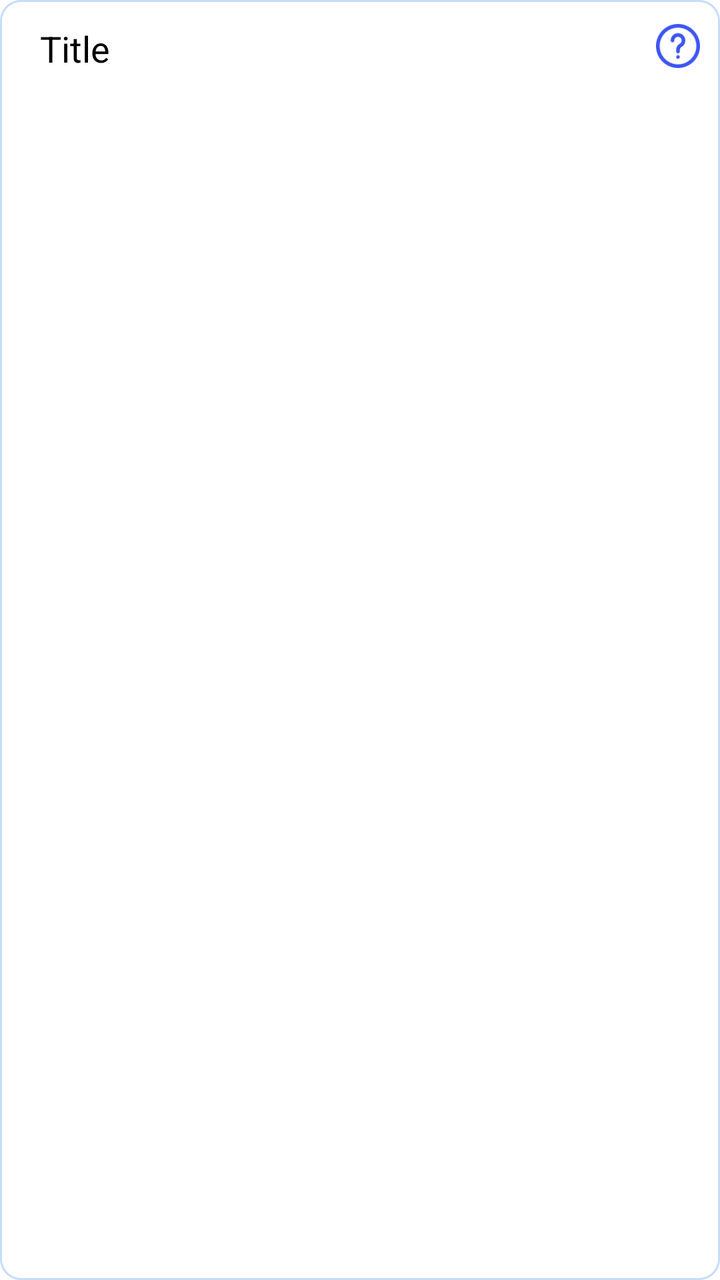
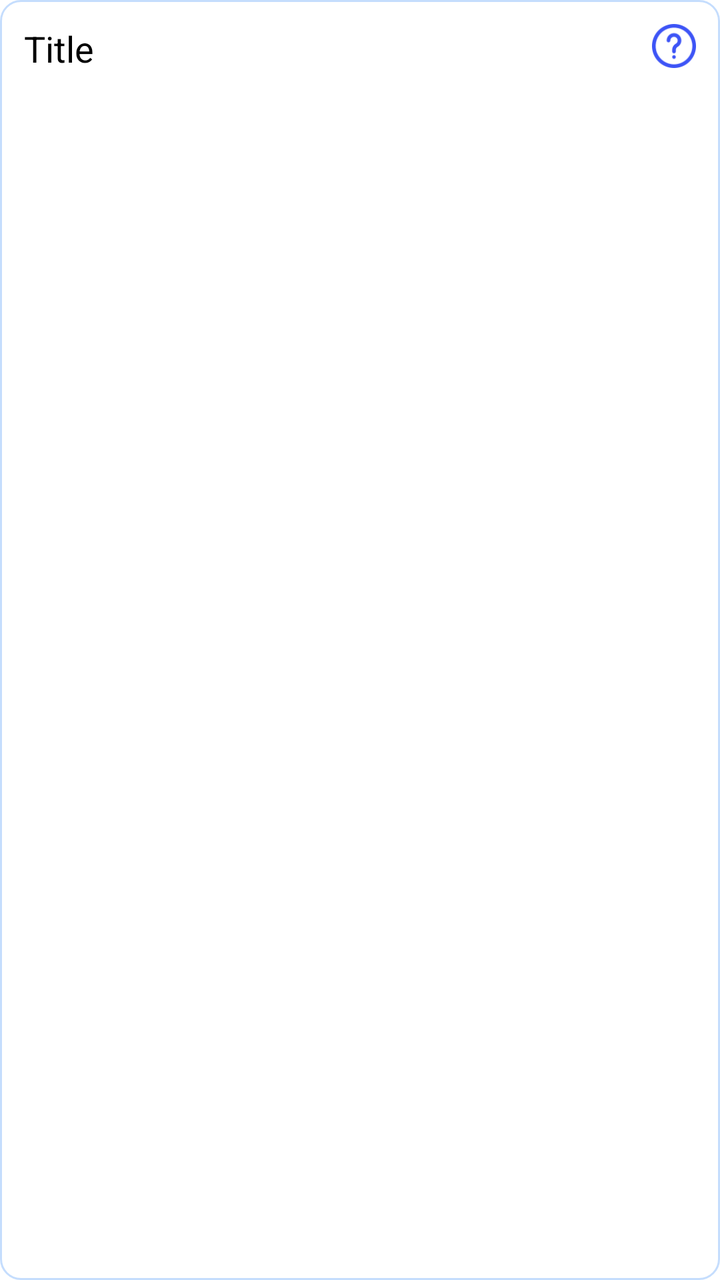

Compare the two renders of this Android layout. The source of the first and the diff that turns it into the second are given below.
<!-- AndroidManifest.xml: application theme Theme.Pancreatitis -->
<!-- res/layout/item_characteristic_title.xml -->
<?xml version="1.0" encoding="utf-8"?>
<LinearLayout xmlns:android="http://schemas.android.com/apk/res/android"
    android:id="@+id/characteristic_container"
    android:layout_width="match_parent"
    android:layout_height="wrap_content"
    xmlns:app="http://schemas.android.com/apk/res-auto"
    android:layout_margin="10dp"
    android:paddingLeft="10dp"
    android:paddingRight="10dp"
    android:orientation="vertical"
    android:background="@drawable/rounded_background">

    <LinearLayout
        android:layout_width="match_parent"
        android:layout_height="wrap_content"
        android:orientation="horizontal">

        <TextView
            android:id="@+id/name_characteristic"
            android:layout_width="0dp"
            android:layout_height="wrap_content"
            android:layout_weight="1"
            android:text="Title"
            android:textSize="18sp"
            android:textColor="@color/black"
            android:layout_marginLeft="10dp"
            android:layout_marginTop="10dp"
            android:layout_marginBottom="10dp"
            android:maxLines="2"
            android:ellipsize="end" />

        <ImageView
            android:id="@+id/get_helps"
            android:layout_width="22dp"
            android:layout_height="22dp"
            android:layout_marginStart="10dp"
            android:layout_marginTop="10dp"
            android:layout_marginBottom="10dp"
            android:src="@drawable/interrogation64"
            android:scaleType="centerInside"
            app:tint="@color/colorActive" />
    </LinearLayout>

</LinearLayout>
<!-- resources referenced by this layout -->
<resources>
  <color name="black">#FF000000</color>
  <color name="colorActive">#3D54F6</color>
  <!-- drawable interrogation64: png bitmap (drawable, 1848 bytes) -->
  <!-- drawable rounded_background (drawable) -->
  <?xml version="1.0" encoding="utf-8"?>
  <shape xmlns:android="http://schemas.android.com/apk/res/android"
      android:shape="rectangle">
      <corners android:radius="10dp"/>  
      <solid android:color="@android:color/white"/> 
      <padding
          android:left="2dp"
          android:right="2dp"
          android:top="2dp"
          android:bottom="2dp"/>
  
      <stroke
          android:width="1dp"
          android:color="@color/colorCircle"/> 
  </shape>
  <style name="Theme.Pancreatitis" parent="Theme.MaterialComponents.DayNight.DarkActionBar">
          
          <item name="colorPrimary">@color/colorActive</item>
          <item name="colorPrimaryVariant">@color/colorActive</item>
          <item name="colorOnPrimary">@color/white</item>
          
          <item name="colorSecondary">@color/teal_200</item>
          <item name="colorSecondaryVariant">@color/teal_700</item>
          <item name="colorOnSecondary">@color/black</item>
          
          <item name="android:statusBarColor">?attr/colorPrimaryVariant</item>
          
      </style>
  <color name="colorCircle">#C5DDFD</color>
  <color name="white">#FFFFFFFF</color>
  <color name="teal_200">#FF03DAC5</color>
  <color name="teal_700">#FF018786</color>
</resources>

<!-- the commit's change to res/layout/item_characteristic_title.xml (unified diff, before → after) -->
@@ -4,11 +4,11 @@
     android:layout_width="match_parent"
     android:layout_height="wrap_content"
     xmlns:app="http://schemas.android.com/apk/res-auto"
+    android:orientation="vertical"
     android:layout_margin="10dp"
-    android:paddingLeft="10dp"
-    android:paddingRight="10dp"
-    android:orientation="vertical"
-    android:background="@drawable/rounded_background">
+    android:background="@drawable/rounded_background"
+    android:clickable="true"
+    android:focusable="true">
 
     <LinearLayout
         android:layout_width="match_parent"
@@ -33,9 +33,7 @@
             android:id="@+id/get_helps"
             android:layout_width="22dp"
             android:layout_height="22dp"
-            android:layout_marginStart="10dp"
-            android:layout_marginTop="10dp"
-            android:layout_marginBottom="10dp"
+            android:layout_margin="10dp"
             android:src="@drawable/interrogation64"
             android:scaleType="centerInside"
             app:tint="@color/colorActive" />
